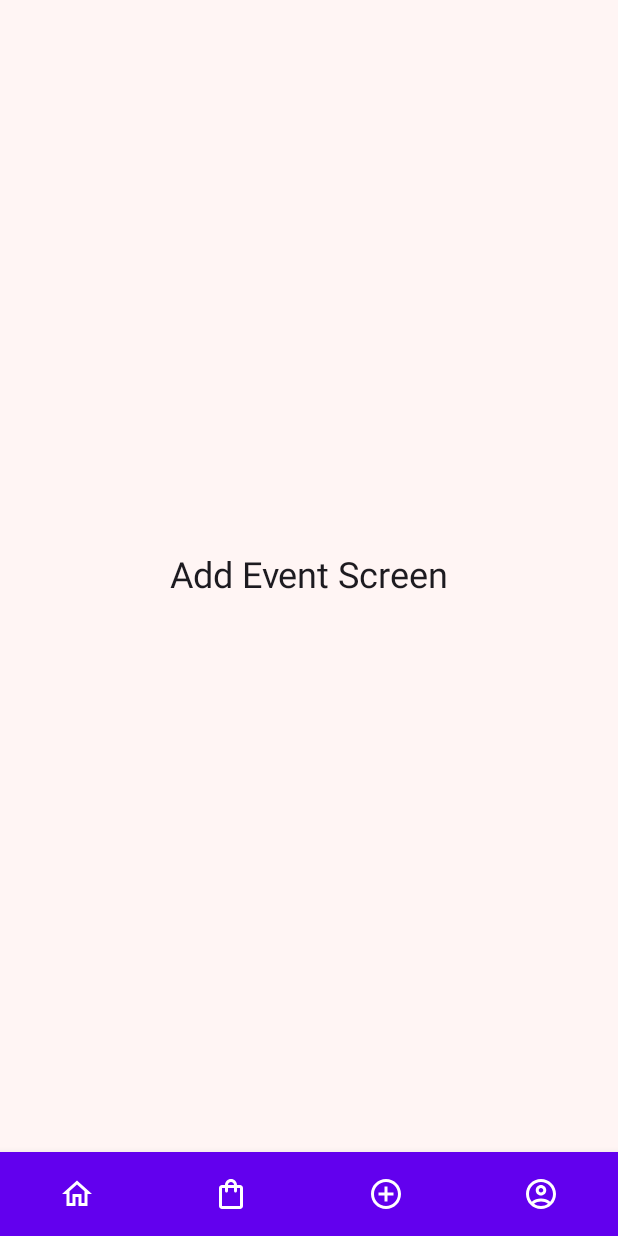
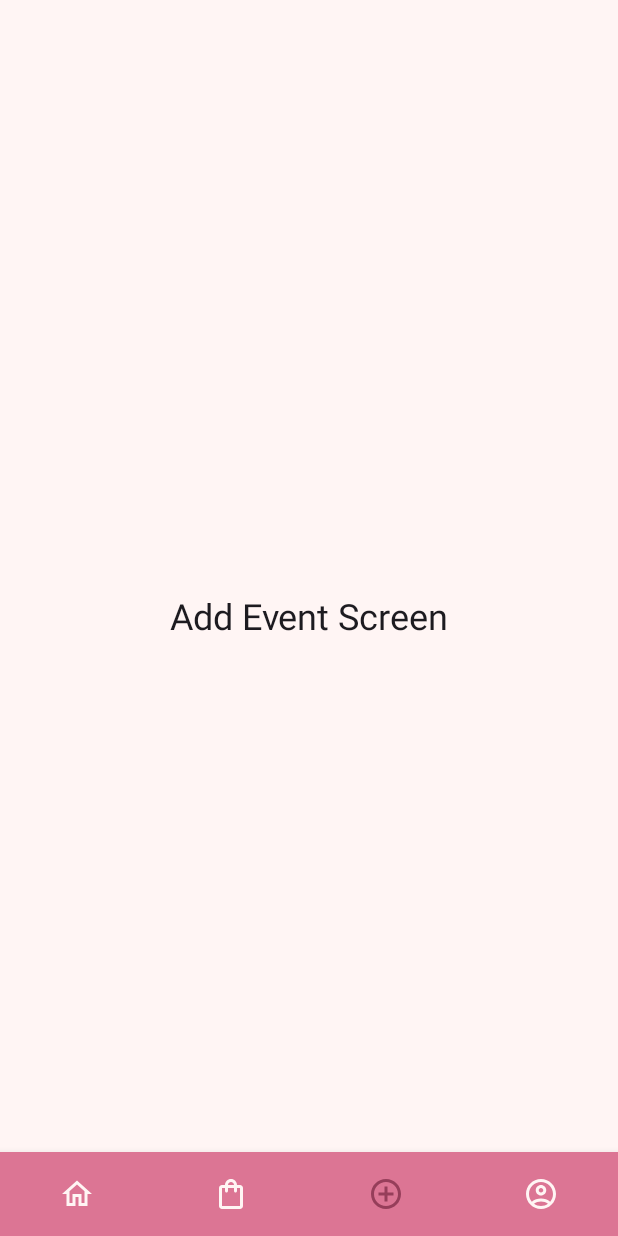
Before and after one commit to SimplyTechnologies/android-internship-2024, an Android app built with Jetpack Compose: the MainScreen screen opened through its navigation route, item 3 of the bottom bar chosen, on a phone screen of 412 x 824 dp. Run offline under Robolectric (Android 15) with nearby library versions, the phone set to English and light mode, and no system bars; Roboto replaces fonts that are not available here.

Commit message:
Bottom Navigation Done

```diff
--- a/app/src/main/java/com/simply/birthdayapp/auth/navigation/AuthNavigation.kt
+++ b/app/src/main/java/com/simply/birthdayapp/auth/navigation/AuthNavigation.kt
@@ -14,11 +14,11 @@ fun AuthNavigation(
     modifier: Modifier = Modifier, navController: NavHostController,
     navigateToMain: () -> Unit, startDestination: Destination,
 ) {
-
     NavHost(
-        modifier = modifier, navController = navController, startDestination = startDestination
+        modifier = modifier,
+        navController = navController,
+        startDestination = Destination.LandingDestination
     ) {
-
         composable<Destination.LandingDestination> {
             LandingScreen(modifier = modifier, onSignInClick = {
                 navController.navigate(Destination.SignInDestination) {
@@ -32,7 +32,6 @@ fun AuthNavigation(
                 // TODO: navigate to register screen
             })
         }
-
         composable<Destination.SignInDestination> {
             SignInScreen(modifier = modifier, navigateToMain = navigateToMain, navigateToLanding = {
                 navController.navigate(Destination.LandingDestination) {
@@ -43,6 +42,5 @@ fun AuthNavigation(
                 }
             })
         }
-
     }
 }
--- a/app/src/main/java/com/simply/birthdayapp/auth/navigation/Destination.kt
+++ b/app/src/main/java/com/simply/birthdayapp/auth/navigation/Destination.kt
@@ -11,4 +11,7 @@ sealed interface Destination {
 
     @Serializable
     data object LandingDestination : Destination
+
+    @Serializable
+    data object MainFlow : Destination
 }
--- a/app/src/main/java/com/simply/birthdayapp/commonpresentation/navigation/AppNavigation.kt
+++ b/app/src/main/java/com/simply/birthdayapp/commonpresentation/navigation/AppNavigation.kt
@@ -8,7 +8,6 @@ import androidx.navigation.compose.NavHost
 import androidx.navigation.compose.composable
 import com.simply.birthdayapp.auth.authnavigation.presentation.auth.AuthScreen
 import com.simply.birthdayapp.main.MainScreen
-import com.simply.birthdayapp.main.navigation.BottomNavBarDestination
 
 @Composable
 fun AppNavigation(
@@ -22,7 +21,9 @@ fun AppNavigation(
     ) {
 
         composable<Destination.AuthDestination> {
-            AuthScreen(modifier = modifier) {
+            AuthScreen(
+                modifier = modifier,
+                navigateToMain = {
                     navController.navigate(Destination.MainDestination) {
                         popUpTo(navController.graph.findStartDestination().id) {
                             saveState = true
@@ -30,7 +31,7 @@ fun AppNavigation(
                         restoreState = true
                         launchSingleTop = true
                     }
-            }
+                })
         }
 
         composable<Destination.MainDestination> {
--- a/app/src/main/java/com/simply/birthdayapp/commonpresentation/navigation/BottomNavigationBar.kt
+++ b/app/src/main/java/com/simply/birthdayapp/commonpresentation/navigation/BottomNavigationBar.kt
@@ -2,47 +2,17 @@ package com.simply.birthdayapp.commonpresentation.navigation
 
 import androidx.compose.material.BottomNavigation
 import androidx.compose.material.BottomNavigationItem
-import androidx.compose.material.Text
 import androidx.compose.material3.Icon
 import androidx.compose.runtime.Composable
-import androidx.compose.ui.graphics.Color
+import androidx.compose.runtime.getValue
 import androidx.compose.ui.res.painterResource
 import androidx.navigation.NavController
+import androidx.navigation.compose.currentBackStackEntryAsState
 import com.simply.birthdayapp.R
-
-//@Composable
-//fun BottomNavigationBar(navController: NavController) {
-//    val items = listOf(
-//        BottomNavItem.HomeScreen,
-//        BottomNavItem.ShopScreen,
-//        BottomNavItem.AddPersonScreen,
-//        BottomNavItem.ProfileScreen
-//    )
-//    BottomNavigation {
-//        val currentRoute = navController.currentDestination?.route
-//        items.forEach { item ->
-//            BottomNavigationItem(
-//                icon = {
-//                    Icon(painterResource(item.iconId), contentDescription = null)
-//                },
-//                selected = currentRoute == item.route,
-//                onClick = {
-//                    navController.navigate(item.route) {
-//                        popUpTo(navController.graph.startDestinationId)
-//                        launchSingleTop = true
-//                    }
-//                }
-//            )
-//        }
-//    }
-//}
-//
-//sealed class BottomNavItem(val iconId: Int, val route: String) {
-//    data object HomeScreen : BottomNavItem(R.drawable.home_icon, "home_screen")
-//    data object ShopScreen : BottomNavItem(R.drawable.shop_icon, "shop_screen")
-//    data object AddPersonScreen : BottomNavItem(R.drawable.add_icon, "add_event_screen")
-//    data object ProfileScreen : BottomNavItem(R.drawable.profile_icon, "profile_screen")
-//}
+import com.simply.birthdayapp.commonpresentation.theme.BottomNavActiveItemColor
+import com.simply.birthdayapp.commonpresentation.theme.BottomNavBarColor
+import com.simply.birthdayapp.commonpresentation.theme.BottomNavDisableItemColor
+import com.simply.birthdayapp.main.navigation.BottomNavBarDestination
 
 @Composable
 fun BottomNavigationBar(navController: NavController) {
@@ -52,18 +22,21 @@ fun BottomNavigationBar(navController: NavController) {
         BottomNavItem.AddPersonScreen,
         BottomNavItem.ProfileScreen
     )
-    BottomNavigation {
-        val currentRoute = navController.currentDestination?.route
+
+    val navBackStackEntry by navController.currentBackStackEntryAsState()
+    val currentDestination = navBackStackEntry?.destination
+    BottomNavigation(backgroundColor = BottomNavBarColor) {
         items.forEach { item ->
+            val isSelected = item.route::class.qualifiedName == currentDestination?.route
             BottomNavigationItem(
                 icon = {
                     Icon(
                         painter = painterResource(item.iconId),
                         contentDescription = null,
-                        tint = Color.White
+                        tint = if (isSelected) BottomNavActiveItemColor else BottomNavDisableItemColor
                     )
                 },
-                selected = currentRoute == item.route,
+                selected = isSelected,
                 onClick = {
                     navController.navigate(item.route) {
                         popUpTo(navController.graph.startDestinationId)
@@ -75,9 +48,16 @@ fun BottomNavigationBar(navController: NavController) {
     }
 }
 
-sealed class BottomNavItem(val iconId: Int, val route: String) {
-    object HomeScreen : BottomNavItem(R.drawable.home_icon, "home_screen")
-    object ShopScreen : BottomNavItem(R.drawable.shop_icon, "shop_screen")
-    object AddPersonScreen : BottomNavItem(R.drawable.add_icon, "add_event_screen")
-    object ProfileScreen : BottomNavItem(R.drawable.profile_icon, "profile_screen")
+sealed class BottomNavItem(val iconId: Int, val route: BottomNavBarDestination) {
+    data object HomeScreen :
+        BottomNavItem(R.drawable.home_icon, BottomNavBarDestination.HomeDestination)
+
+    data object ShopScreen :
+        BottomNavItem(R.drawable.shop_icon, BottomNavBarDestination.ShopDestination)
+
+    data object AddPersonScreen :
+        BottomNavItem(R.drawable.add_icon, BottomNavBarDestination.AddEventDestination)
+
+    data object ProfileScreen :
+        BottomNavItem(R.drawable.profile_icon, BottomNavBarDestination.ProfileDestination)
 }
--- a/app/src/main/java/com/simply/birthdayapp/commonpresentation/navigation/Destination.kt
+++ b/app/src/main/java/com/simply/birthdayapp/commonpresentation/navigation/Destination.kt
@@ -8,5 +8,4 @@ sealed interface Destination {
 
     @Serializable
     data object MainDestination : Destination
-
 }
--- a/app/src/main/java/com/simply/birthdayapp/commonpresentation/theme/Color.kt
+++ b/app/src/main/java/com/simply/birthdayapp/commonpresentation/theme/Color.kt
@@ -20,3 +20,7 @@ val ButtonDisableColor = Color(0xFFF68299)
 val TextFieldTextColor = Color(0xFF963E5A)
 val TextFieldContainerColor = Color(0xFFFFF5F6)
 val TextFieldErrorContainerColor = Color(0xFFFFD3D8)
+
+val BottomNavBarColor = Color(0xffDC7594)
+val BottomNavActiveItemColor = Color(0xff963E5A)
+val BottomNavDisableItemColor = Color(0xffFFF5F4)
--- a/app/src/main/java/com/simply/birthdayapp/main/MainScreen.kt
+++ b/app/src/main/java/com/simply/birthdayapp/main/MainScreen.kt
@@ -1,24 +1,19 @@
 package com.simply.birthdayapp.main
 
 import androidx.compose.foundation.layout.fillMaxSize
-import androidx.compose.foundation.layout.padding
 import androidx.compose.material3.Scaffold
 import androidx.compose.runtime.Composable
 import androidx.compose.ui.Modifier
-import androidx.navigation.NavHostController
 import androidx.navigation.compose.NavHost
 import androidx.navigation.compose.composable
 import androidx.navigation.compose.rememberNavController
-import com.simply.birthdayapp.commonpresentation.navigation.BottomNavItem
 import com.simply.birthdayapp.commonpresentation.navigation.BottomNavigationBar
 import com.simply.birthdayapp.main.home.presentation.HomeScreen
 import com.simply.birthdayapp.main.shop.presentation.ShopScreen
 import com.simply.birthdayapp.main.addEvent.presentation.AddEventScreen
 import com.simply.birthdayapp.main.navigation.BottomNavBarDestination
-import com.simply.birthdayapp.main.navigation.MainNavigation
 import com.simply.birthdayapp.main.profile.presentation.ProfileScreen
 import org.koin.androidx.compose.koinViewModel
-
 
 @Composable
 fun MainScreen(
@@ -27,29 +22,30 @@ fun MainScreen(
 ) {
     val navController = rememberNavController()
 
-
     Scaffold(
         modifier = Modifier.fillMaxSize(),
         bottomBar = {
             BottomNavigationBar(navController)
         }
     ) { innerPadding ->
-        MainNavigation(
-            modifier = modifier.padding(innerPadding),
+        NavHost(
+            modifier = modifier,
             navController = navController,
-            startDestination = BottomNavBarDestination.HomeDestination
-        )
+            startDestination = BottomNavBarDestination.HomeDestination // Use the route string
+        ) {
+            composable<BottomNavBarDestination.HomeDestination> {
+                HomeScreen()
+            }
+            composable<BottomNavBarDestination.ShopDestination> {
+                ShopScreen()
+            }
+            composable<BottomNavBarDestination.AddEventDestination> {
+                AddEventScreen()
+            }
+            composable<BottomNavBarDestination.ProfileDestination> {
+                ProfileScreen()
+            }
+            innerPadding
+        }
     }
-
-//    val navController = rememberNavController()
-//    val startDest by viewModel.startDestination.collectAsState(initial = null)
-//    val navBackStackEntry by navController.currentBackStackEntryAsState()
-//    val currentDestination = navBackStackEntry?.destination
-//    val isNotLandingScreen = currentDestination?.hierarchy?.any { destination ->
-//        destination.route == Destination.LandingDestination::class.qualifiedName
-//    } == false
-//
-//    Scaffold(modifier = Modifier.fillMaxSize(), bottomBar = { BottomNavigationBar(navController) }) { innerPadding ->
-//        MainNavigation(modifier.padding(innerPadding), navController, BottomNavBarDestination.HomeDestination)
-//    }
 }
--- a/app/src/main/java/com/simply/birthdayapp/main/navigation/BottomNavBarDestination.kt
+++ b/app/src/main/java/com/simply/birthdayapp/main/navigation/BottomNavBarDestination.kt
@@ -2,23 +2,17 @@ package com.simply.birthdayapp.main.navigation
 
 import kotlinx.serialization.Serializable
 
-//sealed interface BottomNavBarDestination {
-//    @Serializable
-//    data object HomeDestination : BottomNavBarDestination
-//
-//    @Serializable
-//    data object ShopDestination : BottomNavBarDestination
-//
-//    @Serializable
-//    data object AddEventDestination : BottomNavBarDestination
-//
-//    @Serializable
-//    data object ProfileDestination : BottomNavBarDestination
-//}
+sealed interface BottomNavBarDestination {
+    @Serializable
+    data object HomeDestination : BottomNavBarDestination
 
-sealed class BottomNavBarDestination(val route: String) {
-    data object HomeDestination : BottomNavBarDestination("home_screen")
-    data object ShopDestination : BottomNavBarDestination("shop_screen")
-    data object AddEventDestination : BottomNavBarDestination("add_event_screen")
-    data object ProfileDestination : BottomNavBarDestination("profile_screen")
+    @Serializable
+    data object ShopDestination : BottomNavBarDestination
+
+    @Serializable
+    data object AddEventDestination : BottomNavBarDestination
+
+    @Serializable
+    data object ProfileDestination : BottomNavBarDestination
+
 }
--- a/app/src/main/java/com/simply/birthdayapp/main/navigation/MainNavigation.kt
+++ /dev/null
@@ -1,60 +0,0 @@
-package com.simply.birthdayapp.main.navigation
-
-import androidx.compose.runtime.Composable
-import androidx.compose.ui.Modifier
-import androidx.navigation.NavHostController
-import androidx.navigation.compose.NavHost
-import androidx.navigation.compose.composable
-import com.simply.birthdayapp.auth.navigation.Destination
-import com.simply.birthdayapp.main.addEvent.presentation.AddEventScreen
-import com.simply.birthdayapp.main.home.presentation.HomeScreen
-import com.simply.birthdayapp.main.profile.presentation.ProfileScreen
-import com.simply.birthdayapp.main.shop.presentation.ShopScreen
-
-//@Composable
-//fun MainNavigation(
-//    modifier: Modifier = Modifier, navController: NavHostController,
-//    startDestination: BottomNavBarDestination,
-//) {
-//    NavHost(
-//        modifier = modifier, navController = navController, startDestination = startDestination
-//    ) {
-//        composable<BottomNavBarDestination.HomeDestination> {
-//            HomeScreen(modifier)
-//        }
-//        composable<BottomNavBarDestination.ShopDestination> {
-//            ShopScreen(modifier)
-//        }
-//        composable<BottomNavBarDestination.AddEventDestination> {
-//            AddEventScreen(modifier)
-//        }
-//        composable<BottomNavBarDestination.ProfileDestination> {
-//            ProfileScreen(modifier)
-//        }
-//    }
-//}
-
-@Composable
-fun MainNavigation(
-    modifier: Modifier = Modifier, navController: NavHostController,
-    startDestination: BottomNavBarDestination
-) {
-    NavHost(
-        modifier = modifier,
-        navController = navController,
-        startDestination = startDestination.route // Use the route string
-    ) {
-        composable(BottomNavBarDestination.HomeDestination.route) {
-            HomeScreen(modifier)
-        }
-        composable(BottomNavBarDestination.ShopDestination.route) {
-            ShopScreen(modifier)
-        }
-        composable(BottomNavBarDestination.AddEventDestination.route) {
-            AddEventScreen(modifier)
-        }
-        composable(BottomNavBarDestination.ProfileDestination.route) {
-            ProfileScreen(modifier)
-        }
-    }
-}
--- a/gradle/libs.versions.toml
+++ b/gradle/libs.versions.toml
@@ -12,11 +12,13 @@ activityCompose = "1.9.3"
 composeBom = "2024.10.00"
 
 koin-bom = "3.5.0"
+material = "1.0.0"
 navigationCompose = "2.8.3"
 kotlinxSerializationJson = "1.7.1"
 
 [libraries]
 androidx-core-ktx = { group = "androidx.core", name = "core-ktx", version.ref = "coreKtx" }
+androidx-material = { module = "androidx.compose.material:material", version.ref = "material" }
 apollo-runtime = { module = "com.apollographql.apollo:apollo-runtime", version.ref = "apolloRuntime" }
 junit = { group = "junit", name = "junit", version.ref = "junit" }
 androidx-junit = { group = "androidx.test.ext", name = "junit", version.ref = "junitVersion" }
```
Also changed, not shown: app/build.gradle.kts (+6 -5 lines). Lines whose indentation alone changed are shown as unchanged.
